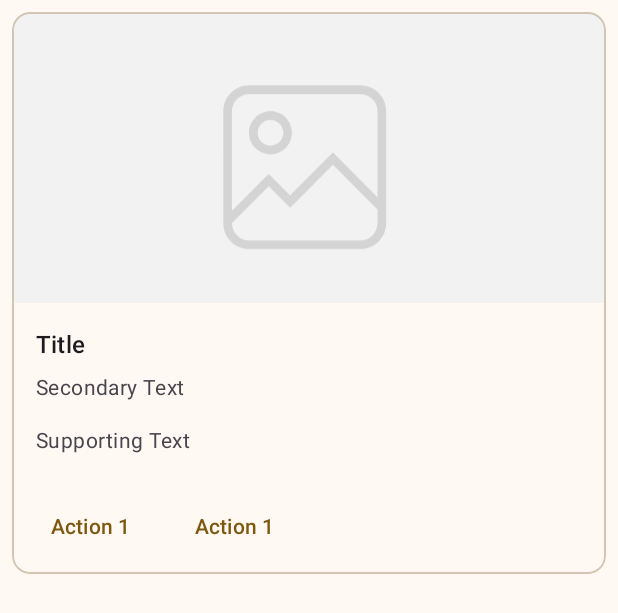
After one commit to iOneDev305/android-practice-app, an Android app: the layout item_cardview_outlined.xml on its own in the app's theme, with its tools: preview values and no code run, on a phone screen of 412 x 824 dp. The commit adds this screen. Shown: the top 613 px of the screen. Run offline under Robolectric (Android 15) with nearby library versions, the phone set to English and light mode, and no system bars.

Commit message:
Update component

```diff
--- a/app/build.gradle.kts
+++ b/app/build.gradle.kts
@@ -64,4 +64,7 @@ dependencies {
     androidTestImplementation(libs.androidx.espresso.core)
 
     implementation("com.google.zxing:core:3.4.1")
+    implementation("com.github.bumptech.glide:glide:4.13.0")
+    annotationProcessor("com.github.bumptech.glide:compiler:4.13.0") // This is for Java annotation processing, you may not need it for Kotlin.
+    implementation("com.github.bumptech.glide:okhttp3-integration:4.13.0") // If you use OkHttp (optional)
 }
--- a/app/src/main/AndroidManifest.xml
+++ b/app/src/main/AndroidManifest.xml
@@ -1,7 +1,7 @@
 <?xml version="1.0" encoding="utf-8"?>
 <manifest xmlns:android="http://schemas.android.com/apk/res/android"
     xmlns:tools="http://schemas.android.com/tools">
-
+    <uses-permission android:name="android.permission.INTERNET"/>
     <application
         android:allowBackup="true"
         android:dataExtractionRules="@xml/data_extraction_rules"
--- a/app/src/main/java/com/lyhorng/practiceapp/MainActivity.kt
+++ b/app/src/main/java/com/lyhorng/practiceapp/MainActivity.kt
@@ -32,9 +32,6 @@ class MainActivity : AppCompatActivity() {
             GridItem(R.drawable.ic_wallet, "Loans"),
             GridItem(R.drawable.ic_wallet, "Cash-Code"),
             GridItem(R.drawable.ic_wallet, "Top-Up"),
-            GridItem(R.drawable.ic_wallet, "Loans"),
-            GridItem(R.drawable.ic_wallet, "Cash-Code"),
-            GridItem(R.drawable.ic_wallet, "Top-Up")
         )
 
         // Set adapter
--- a/app/src/main/res/drawable/divider.xml
+++ /dev/null
@@ -1,5 +0,0 @@
-<?xml version="1.0" encoding="utf-8"?>
-<shape xmlns:android="http://schemas.android.com/apk/res/android">
-    <size android:width="1dp" android:height="2dp" />
-    <solid android:color="@color/md_theme_primary" />
-</shape>
--- /dev/null
+++ b/app/src/main/res/drawable/divider_grid.xml
@@ -0,0 +1,5 @@
+<shape xmlns:android="http://schemas.android.com/apk/res/android">
+    <solid android:color="#E91E63"/> <!-- Color of the divider -->
+    <size android:height="4dp" /> <!-- Set the height for horizontal dividers -->
+    <!-- You can also set the width for vertical dividers if needed -->
+</shape>
--- /dev/null
+++ b/app/src/main/res/layout/item_cardview_outlined.xml
@@ -0,0 +1,82 @@
+<?xml version="1.0" encoding="utf-8"?>
+<LinearLayout xmlns:android="http://schemas.android.com/apk/res/android"
+    android:layout_width="match_parent"
+    android:layout_height="match_parent"
+    xmlns:app="http://schemas.android.com/apk/res-auto">
+    <com.google.android.material.card.MaterialCardView
+        android:id="@+id/card"
+        android:layout_width="match_parent"
+        android:layout_height="wrap_content"
+        android:layout_margin="8dp">
+
+        <LinearLayout
+            android:layout_width="match_parent"
+            android:layout_height="wrap_content"
+            android:orientation="vertical">
+
+            <!-- Media -->
+            <ImageView
+                android:layout_width="match_parent"
+                android:layout_height="194dp"
+                app:srcCompat="@drawable/img_placeholder"
+                android:scaleType="centerCrop"
+                android:contentDescription="content_description_media"
+                />
+
+            <LinearLayout
+                android:layout_width="match_parent"
+                android:layout_height="wrap_content"
+                android:orientation="vertical"
+                android:padding="16dp">
+
+                <!-- Title, secondary and supporting text -->
+                <TextView
+                    android:layout_width="wrap_content"
+                    android:layout_height="wrap_content"
+                    android:text="Title"
+                    android:textAppearance="?attr/textAppearanceTitleMedium"
+                    />
+                <TextView
+                    android:layout_width="wrap_content"
+                    android:layout_height="wrap_content"
+                    android:layout_marginTop="8dp"
+                    android:text="Secondary Text"
+                    android:textAppearance="?attr/textAppearanceBodyMedium"
+                    android:textColor="?android:attr/textColorSecondary"
+                    />
+                <TextView
+                    android:layout_width="wrap_content"
+                    android:layout_height="wrap_content"
+                    android:layout_marginTop="16dp"
+                    android:text="Supporting Text"
+                    android:textAppearance="?attr/textAppearanceBodyMedium"
+                    android:textColor="?android:attr/textColorSecondary"
+                    />
+
+            </LinearLayout>
+
+            <!-- Buttons -->
+            <LinearLayout
+                android:layout_width="wrap_content"
+                android:layout_height="wrap_content"
+                android:layout_margin="8dp"
+                android:orientation="horizontal">
+                <com.google.android.material.button.MaterialButton
+                    android:layout_width="wrap_content"
+                    android:layout_height="wrap_content"
+                    android:layout_marginEnd="8dp"
+                    android:text="Action 1"
+                    style="?attr/borderlessButtonStyle"
+                    />
+                <com.google.android.material.button.MaterialButton
+                    android:layout_width="wrap_content"
+                    android:layout_height="wrap_content"
+                    android:text="Action 1"
+                    style="?attr/borderlessButtonStyle"
+                    />
+            </LinearLayout>
+
+        </LinearLayout>
+
+    </com.google.android.material.card.MaterialCardView>
+</LinearLayout>
--- a/app/src/main/res/layout/item_grid.xml
+++ b/app/src/main/res/layout/item_grid.xml
@@ -5,7 +5,7 @@
     android:layout_height="150dp"
     android:gravity="center"
     android:orientation="vertical"
-    android:padding="8dp"
+    android:padding="18dp"
     android:clickable="true"
     android:focusable="true"
     android:background="@android:color/transparent"
```
Also changed, not shown: app/src/main/res/drawable/line_divider.xml (deleted, +0 -11 lines), app/src/main/res/layout/item_button.xml (added, +66 -0 lines), app/src/main/res/values/themes.xml (+10 -0 lines).
